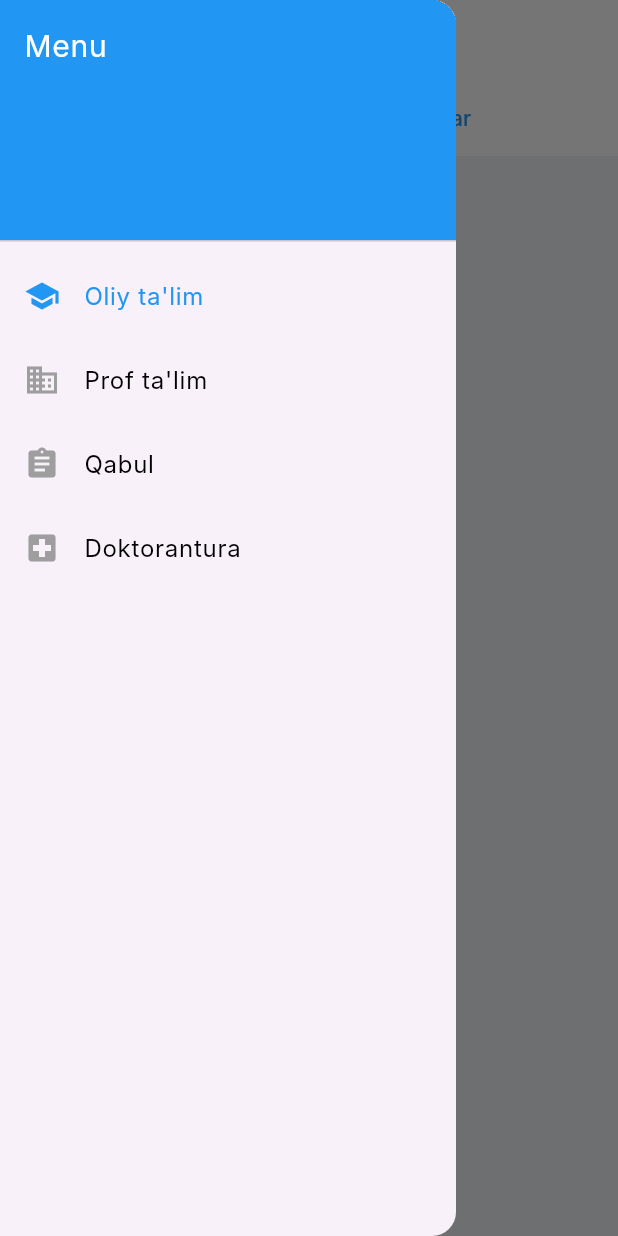
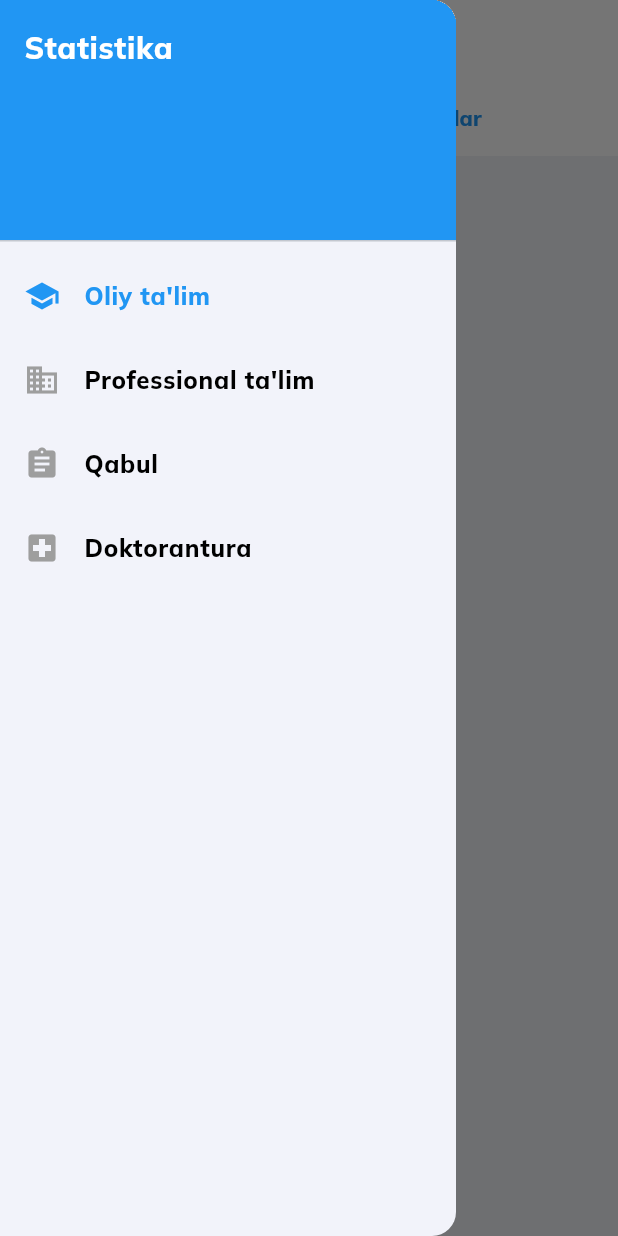
Before and after one commit to KhurshidDusmatov/stat-edu-mobile, a Flutter app: the screen it shows after launch, tab 3 chosen, with the side drawer open, on a phone screen of 412 x 824 dp. Run offline on Flutter 3.47's test engine with Material 3 defaults, Android fonts, the phone set to English and light mode, and no system bars; our stand-ins replace connectivity_plus, dio, flutter_map, freezed_annotation, get, hive_flutter and 3 more; missing offline and left inert: d_chart; accounts and stored records are empty; generated files the repository leaves out were written again; Roboto replaces fonts that are missing (Inter).

Commit message:
Controllers configured

```diff
--- /dev/null
+++ b/lib/controller/main/main_controller.dart
@@ -0,0 +1,19 @@
+import 'package:get/get.dart';
+import 'package:rttrm_task_app/controller/base/base_controller.dart';
+
+class MainController extends BaseController{
+  int selectedIndex = 0;
+
+  final List<String> titles = [
+    "Oliy ta'lim",
+    "Professional ta'lim",
+    "Qabul",
+    "Doktorantura"
+  ];
+
+  void changePage(int index) {
+    selectedIndex = index;
+    update(); // UI ni yangilash
+    Get.back(); // Drawer'ni yopish
+  }
+}
--- a/lib/main.dart
+++ b/lib/main.dart
@@ -1,6 +1,8 @@
 import 'package:flutter/material.dart';
+import 'package:get/get.dart';
 import 'package:rttrm_task_app/set_up.dart';
-import 'package:rttrm_task_app/view/higher_edu/higher_edu.dart';
+import 'data/routes/route_helper.dart';
+
 void main() async {
   await setup();
   runApp(const MyApp());
@@ -8,18 +10,20 @@ void main() async {
 
 class MyApp extends StatelessWidget {
   const MyApp({super.key});
+
   @override
   Widget build(BuildContext context) {
-    return MaterialApp(
-      title: 'Stat Edu Mobile',
+    return GetMaterialApp(
+      title: 'Statistika',
       debugShowCheckedModeBanner: false,
       theme: ThemeData(
-        fontFamily: 'Inter',
+        fontFamily: 'Mulish',
         scaffoldBackgroundColor: Color(0xffF0F3F7),
-        colorScheme: ColorScheme.fromSeed(seedColor: Colors.deepPurple),
+        colorScheme: ColorScheme.fromSeed(seedColor: Colors.blue),
         useMaterial3: true,
       ),
-      home: HigherEducationPage(),
+      getPages: RouteHelper.routes,
+      initialRoute: RouteHelper.getInitial(),
     );
   }
 }
--- a/lib/view/higher_edu/higher_edu.dart
+++ b/lib/view/higher_edu/higher_edu.dart
@@ -1,144 +1,18 @@
 import 'package:flutter/material.dart';
-import 'package:rttrm_task_app/view/doctorate/doctorate.dart';
-import 'package:rttrm_task_app/view/higher_edu/widgets/custom_tab_bar.dart';
-import 'package:rttrm_task_app/view/prof_edu/prof_edu.dart';
-import 'package:rttrm_task_app/view/reception/reception.dart';
-import 'widgets/otm_map.dart';
-import 'widgets/page_data.dart';
-import 'widgets/bar_chart_widget.dart';
-import 'widgets/pie_chart_widget.dart';
-import 'widgets/pie_gender_widget.dart';
-import 'widgets/statistic_card.dart';
+import 'package:rttrm_task_app/view/higher_edu/tabs/general_tab.dart';
+import 'tabs/students_tab.dart';
+import 'tabs/teachers_tab.dart';
 
-class HigherEducationPage extends StatefulWidget {
+class HigherEducationPage extends StatelessWidget {
   const HigherEducationPage({super.key});
 
-  @override
-  State<HigherEducationPage> createState() => _HigherEducationPageState();
-}
-
-class _HigherEducationPageState extends State<HigherEducationPage> {
-  int _selectedIndex = 0;
-
-  final List<String> _titles = [
-    "Oliy ta'lim",
-    "Prof ta'lim",
-    "Qabul",
-    "Doktorantura"
-  ];
-
-  final List<Widget> _pages = [
-    HigherEducationContent(),
-    ProfEducationPage(),
-    ReceptionPage(),
-    DoctoratePage()
-  ];
-
-  void _onItemTapped(int index) {
-    setState(() {
-      _selectedIndex = index;
-      Navigator.pop(context); // Drawer'ni yopish
-    });
-  }
-
-  @override
-  Widget build(BuildContext context) {
-    return DefaultTabController(
-      length: 3,
-      child: Scaffold(
-        appBar: AppBar(
-          title: Text(_titles[_selectedIndex], style: TextStyle(fontSize: 19, fontWeight: FontWeight.w700)),
-          backgroundColor: Colors.white,
-          bottom: _selectedIndex == 0
-              ? PreferredSize(
-                  preferredSize: Size.fromHeight(48),
-                  child: CustomTabBar(),
-                )
-              : PreferredSize(
-                  preferredSize: Size.fromHeight(0),
-                  child: SizedBox(),
-                ),
-        ),
-        drawer: Drawer(
-          child: ListView(
-            padding: EdgeInsets.zero,
-            children: [
-              DrawerHeader(
-                decoration: BoxDecoration(color: Colors.blue),
-                child: Text(
-                  "Menu",
-                  style: TextStyle(color: Colors.white, fontSize: 20),
-                ),
-              ),
-              _drawerItem("Oliy ta'lim", Icons.school, 0),
-              _drawerItem("Prof ta'lim", Icons.business, 1),
-              _drawerItem("Qabul", Icons.assignment, 2),
-              _drawerItem("Doktorantura", Icons.local_hospital, 3),
-            ],
-          ),
-        ),
-        body: _pages[_selectedIndex],
-      ),
-    );
-  }
-
-  Widget _drawerItem(String title, IconData icon, int index) {
-    return ListTile(
-      leading: Icon(icon,
-          color: _selectedIndex == index ? Colors.blue : Colors.grey),
-      title: Text(title,
-          style: TextStyle(
-              color: _selectedIndex == index ? Colors.blue : Colors.black)),
-      onTap: () => _onItemTapped(index),
-    );
-  }
-}
-
-class HigherEducationContent extends StatelessWidget {
   @override
   Widget build(BuildContext context) {
     return TabBarView(
       children: [
-        SingleChildScrollView(
-          child: Column(
-            children: [
-              SizedBox(height: 8),
-              ...statistics.map((text) => StatisticCard(text: text)).toList(),
-              SizedBox(height: 12),
-              PieChartWidget(title: "OTMlar soni mulkchilik shakli bo'yicha"),
-              SizedBox(height: 12),
-              BarChartWidget(
-                  title: "OTMlar soni tashkiliy turi bo'yicha",
-                  barChartData: barChartData,
-                  maxNumber: 120),
-              SizedBox(height: 12),
-              UzbekistanOTMMap(),
-              SizedBox(height: 12),
-              PieGenderWidget(
-                  data: genderData,
-                  isByGender: true,
-                  text: "Talabalar soni jins kesimida"),
-              SizedBox(height: 12),
-              BarChartWidget(
-                  title: "Talabalar soni ta'lim turi kesimida",
-                  barChartData: barChartData2,
-                  maxNumber: 1500000),
-              SizedBox(height: 12),
-              BarChartWidget(
-                  title: "Talabalar soni kurslar kesimida",
-                  barChartData: coursesData,
-                  maxNumber: 400000),
-              SizedBox(height: 12),
-              PieGenderWidget(
-                  data: paymentData,
-                  isByGender: false,
-                  text: "Talabalar soni to'lov shakli kesimida"),
-              SizedBox(height: 80),
-            ],
-          ),
-        ),
-        Center(child: Text("Talabalar")),
-        Center(child: Text("O'qituvchilar")),
+        GeneralTab(),
+        StudentsTab(),
+        TeachersTab(),
       ],
     );
   }
--- /dev/null
+++ b/lib/view/higher_edu/tabs/teachers_tab.dart
@@ -0,0 +1,23 @@
+import 'package:flutter/material.dart';
+import 'package:get/get.dart';
+import 'package:rttrm_task_app/controller/higher_edu/teachers/teachers_controller.dart';
+
+class TeachersTab extends StatelessWidget {
+  const TeachersTab({super.key});
+
+  @override
+  Widget build(BuildContext context) {
+    return GetBuilder<TeachersController>(
+      init: TeachersController(),
+      builder: (controller) {
+        return Center(
+          child: controller.teachersData.isEmpty
+              ? CircularProgressIndicator()
+              : Column(
+            children: controller.teachersData.map((e) => Text(e)).toList(),
+          ),
+        );
+      },
+    );
+  }
+}
--- a/lib/view/main_page/main_page.dart
+++ b/lib/view/main_page/main_page.dart
@@ -1,69 +1,79 @@
 import 'package:flutter/material.dart';
-import 'package:rttrm_task_app/data/tools/const/res_colors.dart';
+import 'package:get/get.dart';
+import 'package:rttrm_task_app/controller/main/main_controller.dart';
 import 'package:rttrm_task_app/view/doctorate/doctorate.dart';
 import 'package:rttrm_task_app/view/higher_edu/higher_edu.dart';
+import 'package:rttrm_task_app/view/higher_edu/widgets/custom_tab_bar.dart';
 import 'package:rttrm_task_app/view/prof_edu/prof_edu.dart';
 import 'package:rttrm_task_app/view/reception/reception.dart';
 
-class MainPage extends StatefulWidget {
-  const MainPage({super.key});
-
-  @override
-  State<MainPage> createState() => _MainPageState();
-}
-
-class _MainPageState extends State<MainPage> {
-  int _currentIndex = 0;
-
-  final List<Widget> _pages = [
+class MainPage extends StatelessWidget {
+  final List<Widget> pages = [
     HigherEducationPage(),
     ProfEducationPage(),
     ReceptionPage(),
     DoctoratePage()
   ];
 
-  void _onItemTapped(int index) {
-    setState(() {
-      _currentIndex = index;
-      Navigator.pop(context); // Drawer'ni yopish
-    });
-  }
+  MainPage({super.key});
 
   @override
   Widget build(BuildContext context) {
-    return Scaffold(
+    return GetBuilder<MainController>(
+      builder: (controller) => DefaultTabController(
+        length: 3,
+        child: Scaffold(
+          appBar: AppBar(
+            title: Text(controller.titles[controller.selectedIndex],
+                style: TextStyle(fontSize: 19)),
             backgroundColor: Colors.white,
-      appBar: AppBar(
-        title: Text("Main Page"),
-        backgroundColor: ResColors.primaryColor,
+            bottom: controller.selectedIndex == 0
+                ? PreferredSize(
+                    preferredSize: Size.fromHeight(48),
+                    child: CustomTabBar(),
+                  )
+                : PreferredSize(
+                    preferredSize: Size.fromHeight(0),
+                    child: SizedBox(),
+                  ),
           ),
           drawer: Drawer(
             child: ListView(
               padding: EdgeInsets.zero,
               children: [
                 DrawerHeader(
-              decoration: BoxDecoration(color: ResColors.primaryColor),
+                  decoration: BoxDecoration(color: Colors.blue),
                   child: Text(
-                "Menu",
+                    "Statistika",
                     style: TextStyle(color: Colors.white, fontSize: 20),
                   ),
                 ),
                 _drawerItem("Oliy ta'lim", Icons.school, 0),
-            _drawerItem("Prof ta'lim", Icons.business, 1),
+                _drawerItem("Professional ta'lim", Icons.business, 1),
                 _drawerItem("Qabul", Icons.assignment, 2),
                 _drawerItem("Doktorantura", Icons.local_hospital, 3),
               ],
             ),
           ),
-      body: _pages[_currentIndex],
+          body: pages[controller.selectedIndex],
+        ),
+      ),
     );
   }
 
   Widget _drawerItem(String title, IconData icon, int index) {
-    return ListTile(
-      leading: Icon(icon, color: _currentIndex == index ? ResColors.primaryColor : Colors.grey),
-      title: Text(title, style: TextStyle(color: _currentIndex == index ? ResColors.primaryColor : Colors.black)),
-      onTap: () => _onItemTapped(index),
+    return GetBuilder<MainController>(
+      builder: (controller) => ListTile(
+        leading: Icon(icon,
+            color:
+                controller.selectedIndex == index ? Colors.blue : Colors.grey),
+        title: Text(title,
+            style: TextStyle(
+                color: controller.selectedIndex == index
+                    ? Colors.blue
+                    : Colors.black)),
+        onTap: () => controller.changePage(index),
+      ),
     );
   }
 }
--- a/pubspec.yaml
+++ b/pubspec.yaml
@@ -97,8 +97,8 @@ flutter:
   fonts:
     - family: Mulish
       fonts:
-        - asset: assets/fonts/Inter_18pt-Bold.ttf
-          weight: 700
+        - asset: assets/fonts/Mulish-ExtraBold.ttf
+          weight: 600
   #
   # For details regarding fonts from package dependencies,
   # see https://flutter.dev/to/font-from-package
```
Also changed, not shown: lib/controller/higher_edu/general/general_controller.dart (added, +23 -0 lines), lib/controller/higher_edu/students/students_controller.dart (added, +19 -0 lines), lib/controller/higher_edu/teachers/teachers_controller.dart (added, +19 -0 lines), lib/injection.dart (+9 -2 lines), lib/view/higher_edu/tabs/general_tab.dart (added, +60 -0 lines), lib/view/higher_edu/tabs/students_tab.dart (added, +21 -0 lines), lib/view/main_page/widgets/main_item.dart (deleted, +0 -26 lines), assets/fonts/Inter_18pt-Bold.ttf (deleted), assets/fonts/Mulish-ExtraBold.ttf (added), 1 other file. Lines whose indentation alone changed are shown as unchanged.
